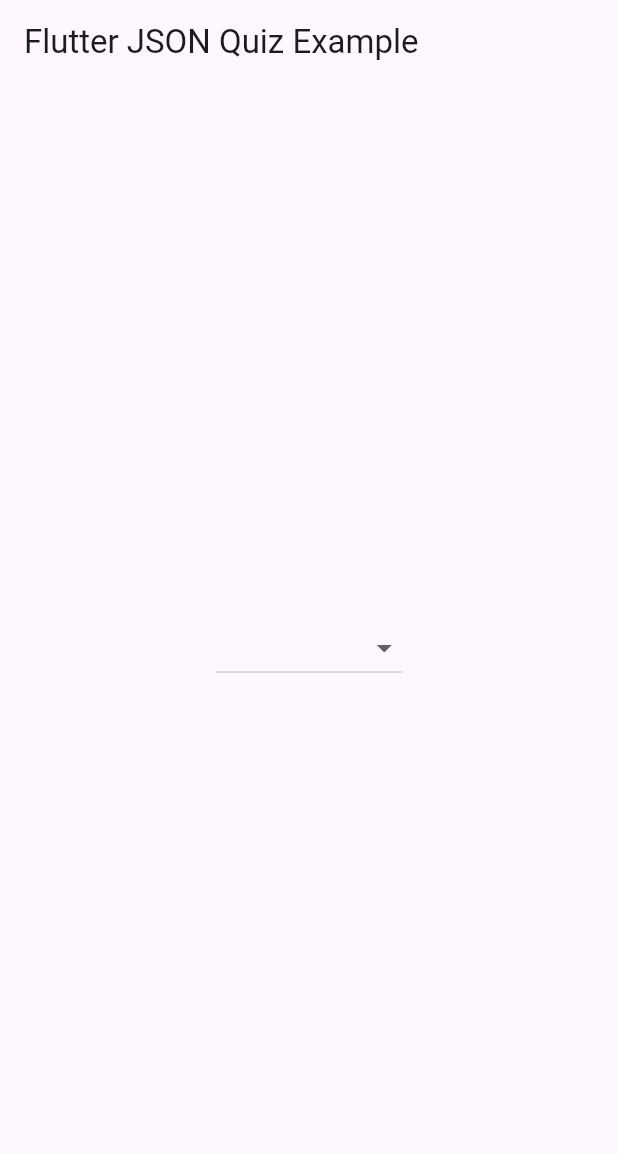
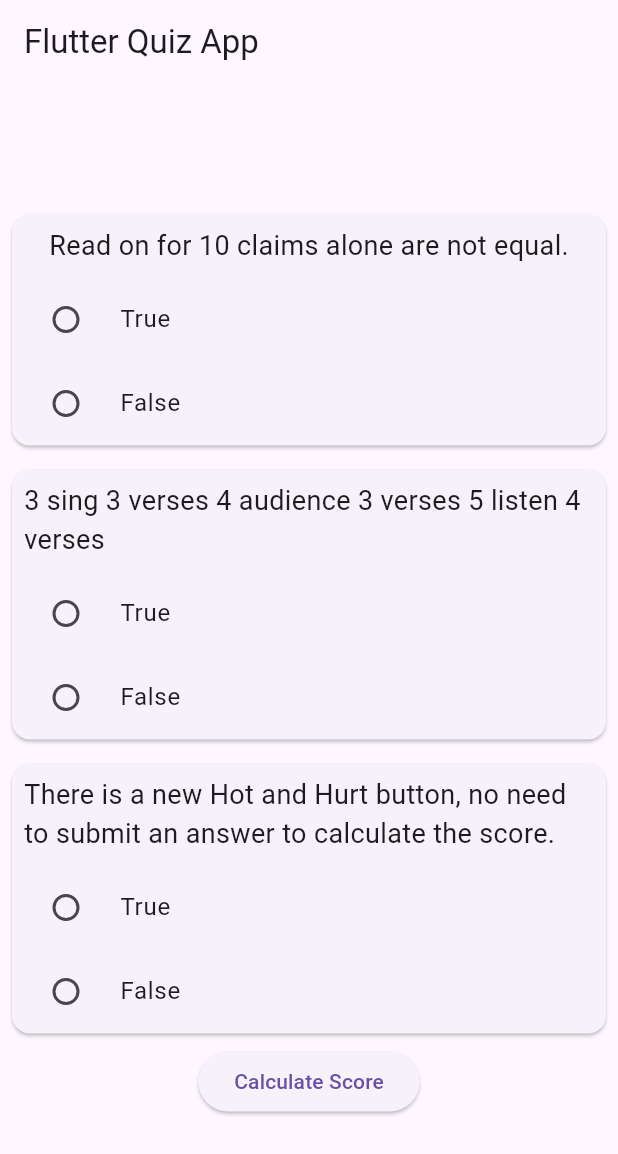
Before and after one commit to Jobzakung/Flutter_learning, a Flutter app: the screen it shows after launch, on a phone screen of 412 x 824 dp. Shown: the top 1154 px of the screen. Run offline on Flutter 3.47's test engine with Material 3 defaults, Android fonts, the phone set to English and light mode, and no system bars; our stand-ins replace shared_preferences.

Commit message:
Radio Json

```diff
--- a/jsonFlutter/json/assets/json/data.json
+++ b/jsonFlutter/json/assets/json/data.json
@@ -1,30 +1,17 @@
 [
     {
-        "title": "Quiz A + B = ?",
-        "choice": [
-            {
-                "id": 1,
-                "title": "A + B"
-            },
-            {
-                "id": 2,
-                "title": "A - B"
-            }
-        ],
-        "answerId": 1
+      "question": "Read on for 10 claims alone are not equal.",
+      "choices": ["True", "False"],
+      "correctIndex": 1
     },
     {
-        "title": "Quiz A - B = ?",
-        "choice": [
-            {
-                "id": 2,
-                "title": "A + B"
-            },
-            {
-                "id": 4,
-                "title": "A - B"
-            }
-        ],
-        "answerId": 2
+      "question": "3 sing 3 verses 4 audience 3 verses 5 listen 4 verses",
+      "choices": ["True", "False"],
+      "correctIndex": 0
+    },
+    {
+      "question": "There is a new Hot and Hurt button, no need to submit an answer to calculate the score.",
+      "choices": ["True", "False"],
+      "correctIndex": 0
     }
-]
+  ]
--- a/jsonFlutter/json/lib/loadJson.dart
+++ b/jsonFlutter/json/lib/loadJson.dart
@@ -3,7 +3,7 @@
 import 'package:flutter/services.dart' show rootBundle;
 import 'package:json/Covert.dart';
 
-Future<List<Quiz>> loadJsonData() async {
+Future<List<Quiz>> loadQuizData() async {
   String jsonString = await rootBundle.loadString('assets/json/data.json');
   List<dynamic> jsonData = json.decode(jsonString);
 
--- a/jsonFlutter/json/lib/main.dart
+++ b/jsonFlutter/json/lib/main.dart
@@ -10,7 +10,7 @@
   @override
   Widget build(BuildContext context) {
     return MaterialApp(
-      title: 'Flutter JSON Quiz Example',
+      title: 'Flutter Quiz App',
       home: MyHomePage(),
     );
   }
@@ -23,64 +23,58 @@
 
 class _MyHomePageState extends State<MyHomePage> {
   late Future<List<Quiz>> futureQuizList;
-  late int? selectedQuizIndex; // Use int?
 
   @override
   void initState() {
     super.initState();
-    futureQuizList = loadJsonData();
-    selectedQuizIndex = null; // Initialize with null
+    futureQuizList = loadQuizData();
   }
 
   @override
   Widget build(BuildContext context) {
     return Scaffold(
       appBar: AppBar(
-        title: Text('Flutter JSON Quiz Example'),
+        title: Text('Flutter Quiz App'),
       ),
       body: Center(
         child: FutureBuilder<List<Quiz>>(
           future: futureQuizList,
           builder: (context, snapshot) {
             if (snapshot.hasData) {
-
-              List<DropdownMenuItem<int?>> dropdownItems = snapshot.data!
-                  .asMap()
-                  .entries
-                  .map((entry) => DropdownMenuItem<int?>(
-                        value: entry.key,
-                        child: Text(entry.value.title),
-                      ))
-                  .toList();
-
               return Column(
                 mainAxisAlignment: MainAxisAlignment.center,
                 children: <Widget>[
-                  DropdownButton<int?>(
-                    value: selectedQuizIndex,
-                    items: dropdownItems,
-                    onChanged: (value) {
-                      setState(() {
-                        selectedQuizIndex = value;
-                      });
+                  for (var quiz in snapshot.data!)
+                    Card(
+                      margin: EdgeInsets.all(8),
+                      child: Column(
+                        children: [
+                          Padding(
+                            padding: EdgeInsets.all(8),
+                            child: Text(
+                              quiz.question,
+                              style: TextStyle(fontSize: 18),
+                            ),
+                          ),
+                          for (var i = 0; i < quiz.choices.length; i++)
+                            RadioListTile<int>(
+                              title: Text(quiz.choices[i]),
+                              value: i,
+                              groupValue:
+                                  null, // Set groupValue based on user selection
+                              onChanged: (value) {
+                                // Handle user selection
+                              },
+                            ),
+                        ],
+                      ),
+                    ),
+                  ElevatedButton(
+                    onPressed: () {
+                      // Calculate and display the score
                     },
+                    child: Text('Calculate Score'),
                   ),
-                  SizedBox(height: 16),
-                  if (selectedQuizIndex != null) // Check if a quiz is selected
-                    Column(
-                      crossAxisAlignment: CrossAxisAlignment.start,
-                      children: [
-                        Text(
-                            'Title: ${snapshot.data![selectedQuizIndex!].title}'),
-                        Text('Choices:'),
-                        for (var choice
-                            in snapshot.data![selectedQuizIndex!].choices)
-                          Text('  ${choice.title} (ID: ${choice.id})'),
-                        Text(
-                            'Answer ID: ${snapshot.data![selectedQuizIndex!].answerId}'),
-                        SizedBox(height: 16),
-                      ],
-                    ),
                 ],
               );
             } else if (snapshot.hasError) {
--- a/jsonFlutter/json/pubspec.yaml
+++ b/jsonFlutter/json/pubspec.yaml
@@ -46,7 +46,6 @@
   # package. See that file for information about deactivating specific lint
   # rules and activating additional ones.
   flutter_lints: ^2.0.0
-  json_annotation:
 
 # For information on the generic Dart part of this file, see the
 # following page: https://dart.dev/tools/pub/pubspec
```
Also changed, not shown: jsonFlutter/json/lib/Covert.dart (+8 -27 lines), jsonFlutter/json/pubspec.lock.
